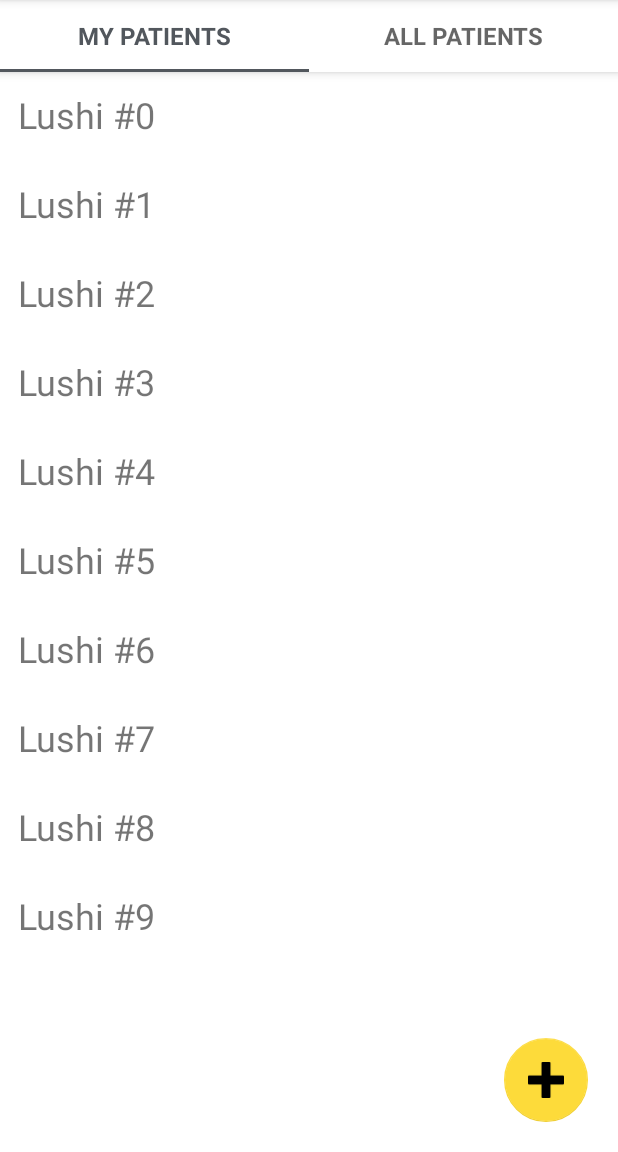
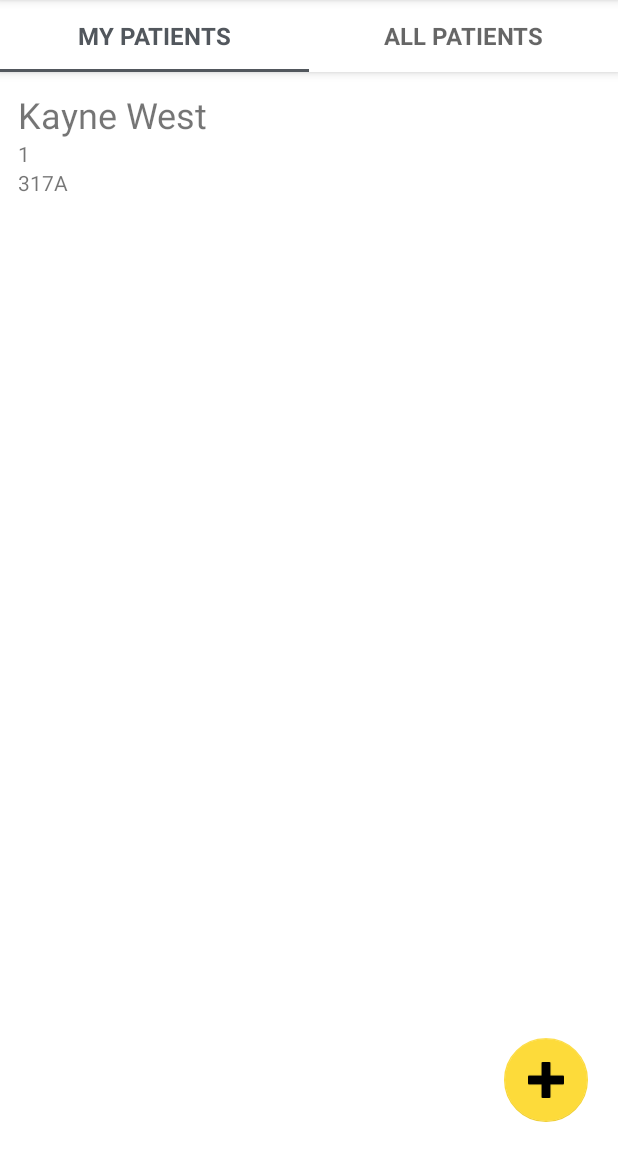
Before and after one commit to nameisko/ClinicalDataManagementAndroid, an Android app: the screen it shows after launch (CaoActivityViewInformation), after a tap on "BUTTON", on a phone screen of 412 x 824 dp, the part 84-1236 px from its top. Run offline under Robolectric (Android 15) with nearby library versions, the phone set to English and light mode, and no system bars; our stand-ins replace Room's generated code.

Commit message:
added-able to add new patients

```diff
--- a/lushilab4/src/main/java/lushi/cao/s301011302/CaoActivityViewInformation.java
+++ b/lushilab4/src/main/java/lushi/cao/s301011302/CaoActivityViewInformation.java
@@ -16,6 +16,7 @@ import java.util.List;
 
 import lushi.cao.s301011302.adapter.CaoPatientAdapter;
 import lushi.cao.s301011302.adapter.CaoTabAdapter;
+import lushi.cao.s301011302.model.Patient;
 
 public class CaoActivityViewInformation extends AppCompatActivity {
     FloatingActionButton addTestFab;
@@ -23,6 +24,7 @@ public class CaoActivityViewInformation extends AppCompatActivity {
     FloatingActionButton mainFab;
     boolean isFABOpen;
     CaoPatientAdapter adapter;
+    Patient patient;
 
     @Override
     protected void onCreate(Bundle savedInstanceState) {
--- a/lushilab4/src/main/java/lushi/cao/s301011302/LushiActivity.java
+++ b/lushilab4/src/main/java/lushi/cao/s301011302/LushiActivity.java
@@ -6,6 +6,8 @@ import android.content.Intent;
 import android.os.Bundle;
 import android.view.View;
 import android.widget.Button;
+
+import lushi.cao.s301011302.fragment.LushiPlaceholderFragment;
 
 public class LushiActivity extends AppCompatActivity {
 
--- /dev/null
+++ b/lushilab4/src/main/java/lushi/cao/s301011302/PatientViewModel.java
@@ -0,0 +1,41 @@
+package lushi.cao.s301011302;
+
+import android.app.Application;
+
+import androidx.annotation.NonNull;
+import androidx.appcompat.app.AppCompatActivity;
+import androidx.lifecycle.AndroidViewModel;
+import androidx.lifecycle.LiveData;
+import androidx.lifecycle.MutableLiveData;
+import androidx.lifecycle.ViewModel;
+
+import java.util.List;
+
+import lushi.cao.s301011302.data.PatientRepository;
+import lushi.cao.s301011302.model.Patient;
+
+public class PatientViewModel extends AndroidViewModel {
+
+    private PatientRepository repo;
+    private LiveData<List<Patient>> allPatients;
+    private LiveData<List<Patient>> myPatients;
+
+    public PatientViewModel(@NonNull Application application) {
+        super(application);
+        repo = new PatientRepository(application);
+        allPatients = repo.getAllPatients();
+        myPatients = repo.getMyPatients();
+    }
+
+    public void insert(Patient patient){
+        repo.insert(patient);
+    }
+
+    public LiveData<List<Patient>> getAllPatients(){
+        return allPatients;
+    }
+
+    public LiveData<List<Patient>> getMyPatients(){
+        return myPatients;
+    }
+}
--- a/lushilab4/src/main/java/lushi/cao/s301011302/adapter/CaoPatientAdapter.java
+++ b/lushilab4/src/main/java/lushi/cao/s301011302/adapter/CaoPatientAdapter.java
@@ -10,18 +10,21 @@ import android.widget.Toast;
 import androidx.annotation.NonNull;
 import androidx.recyclerview.widget.RecyclerView;
 
+import java.lang.reflect.Array;
 import java.util.ArrayList;
+import java.util.List;
 
 import lushi.cao.s301011302.R;
+import lushi.cao.s301011302.model.Patient;
 
 public class CaoPatientAdapter extends RecyclerView.Adapter<CaoPatientAdapter.ViewHolder> {
-    ArrayList<String> users;
+    private List<Patient> patients =  new ArrayList<>();
     Context context;
 
-    public CaoPatientAdapter(Context c, ArrayList<String> list){
-        this.users = list;
-        this.context = c;
-    }
+//    public CaoPatientAdapter(Context c, List<Patient> patientList){
+//        patients = patientList;
+//        this.context = c;
+//    }
 
     @Override
     public CaoPatientAdapter.ViewHolder onCreateViewHolder(ViewGroup parent, int viewType){
@@ -31,22 +34,32 @@ public class CaoPatientAdapter extends RecyclerView.Adapter<CaoPatientAdapter.Vi
 
     @Override
     public void onBindViewHolder(CaoPatientAdapter.ViewHolder holder, int position){
-        holder.first.setText(users.get(position));
-        holder.last.setText("hi");
+        String name = patients.get(position).getFirstName() + " " + patients.get(position).getLastName();
+        holder.fullName.setText(name);
+        holder.docId.setText(String.valueOf(patients.get(position).getDoctorID()));
+        holder.room.setText(patients.get(position).getRoom());
     }
 
     @Override
     public int getItemCount(){
-        return users.size();
+        return patients.size();
+    }
+
+    public void setPatients(List<Patient> patients){
+        this.patients = patients;
+        notifyDataSetChanged();
     }
 
     public class ViewHolder extends RecyclerView.ViewHolder{
-        public TextView first;
-        public TextView last;
+        public TextView fullName;
+        public TextView docId;
+        public TextView room;
+
         public ViewHolder(View itemView){
             super(itemView);
-            first = itemView.findViewById(R.id.lushiFirstTv);
-            last = itemView.findViewById(R.id.lushiLastTv);
+            fullName = itemView.findViewById(R.id.lushiFullNameTV);
+            docId = itemView.findViewById(R.id.lushiDoctorIDTV);
+            room = itemView.findViewById(R.id.lushiPatientRoomTV);
         }
     }
 }
--- /dev/null
+++ b/lushilab4/src/main/java/lushi/cao/s301011302/data/AppDatabase.java
@@ -0,0 +1,61 @@
+package lushi.cao.s301011302.data;
+
+import android.content.Context;
+import android.os.AsyncTask;
+
+import androidx.annotation.NonNull;
+import androidx.room.Database;
+import androidx.room.Room;
+import androidx.room.RoomDatabase;
+import androidx.sqlite.db.SupportSQLiteDatabase;
+
+import java.util.concurrent.Executor;
+import java.util.concurrent.Executors;
+
+import lushi.cao.s301011302.model.Patient;
+
+@Database(entities = {Patient.class}, version = 1, exportSchema = false)
+public abstract class AppDatabase extends RoomDatabase {
+    private static AppDatabase instance;
+    private static final String DATABASE_NAME = "appdb";
+    public abstract PatientDao patientDao();
+
+    public synchronized static AppDatabase getInstance(Context context) {
+        if (instance == null) {
+            instance = buildDatabase(context);
+        }
+        return instance;
+    }
+
+    private static AppDatabase buildDatabase(final Context context) {
+        return Room.databaseBuilder(context,
+                AppDatabase.class,
+                DATABASE_NAME)
+                .fallbackToDestructiveMigration()
+                .addCallback(new Callback() {
+                    @Override
+                    public void onCreate(@NonNull SupportSQLiteDatabase db) {
+                        super.onCreate(db);
+                        new PrepopulateAsyncTask(instance).execute();
+                    }
+                })
+                .build();
+    }
+
+    private static class PrepopulateAsyncTask extends AsyncTask<Void, Void, Void>{
+        private PatientDao patientDao;
+
+        private PrepopulateAsyncTask(AppDatabase db){
+            patientDao = db.patientDao();
+        }
+
+        @Override
+        protected Void doInBackground(Void... voids){
+            patientDao.insert(new Patient(2,"Billy", "Bill", "315A"));
+            patientDao.insert(new Patient(2,"Donald", "Trump", "400B"));
+            patientDao.insert(new Patient(3,"Cristiano", "Ronaldo", "315A"));
+            patientDao.insert(new Patient(1,"Kayne", "West", "317A"));
+            return null;
+        }
+    }
+}
--- /dev/null
+++ b/lushilab4/src/main/java/lushi/cao/s301011302/data/PatientDao.java
@@ -0,0 +1,26 @@
+package lushi.cao.s301011302.data;
+
+import androidx.lifecycle.LiveData;
+import androidx.room.Dao;
+import androidx.room.Insert;
+import androidx.room.Query;
+
+import java.util.List;
+
+import lushi.cao.s301011302.model.Patient;
+
+@Dao
+public interface PatientDao {
+
+    @Query("SELECT * FROM patient")
+    LiveData<List<Patient>> getAllPatients();
+
+    @Query("SELECT * FROM patient WHERE doctor_id == 1")
+    LiveData<List<Patient>> getMyPatients();
+
+    @Insert
+    void insert(Patient patient);
+
+    @Insert
+    void insertAll(Patient... patients);
+}
--- /dev/null
+++ b/lushilab4/src/main/java/lushi/cao/s301011302/data/PatientRepository.java
@@ -0,0 +1,51 @@
+package lushi.cao.s301011302.data;
+
+import android.app.Application;
+import android.os.AsyncTask;
+
+import androidx.appcompat.app.AppCompatActivity;
+import androidx.lifecycle.LiveData;
+
+import java.util.List;
+
+import lushi.cao.s301011302.model.Patient;
+
+public class PatientRepository {
+    private PatientDao patientDao;
+    private LiveData<List<Patient>> allPatients;
+    private LiveData<List<Patient>> myPatients;
+
+    public PatientRepository(Application application){
+        AppDatabase db = AppDatabase.getInstance(application);
+        patientDao = db.patientDao();
+        allPatients = patientDao.getAllPatients();
+        myPatients = patientDao.getMyPatients();
+    }
+
+    public void insert(Patient patient){
+
+        new InsertPatientAsyncTask(patientDao).execute(patient);
+    }
+
+    public LiveData<List<Patient>> getAllPatients(){
+        return allPatients;
+    }
+
+    public LiveData<List<Patient>> getMyPatients(){
+        return myPatients;
+    }
+
+    private static class InsertPatientAsyncTask extends AsyncTask<Patient, Void, Void>{
+        private PatientDao patientDao;
+
+        private InsertPatientAsyncTask(PatientDao dao){
+            patientDao = dao;
+        }
+
+        @Override
+        protected Void doInBackground(Patient... patients){
+            patientDao.insert(patients[0]);
+            return null;
+        }
+    }
+}
--- a/lushilab4/src/main/java/lushi/cao/s301011302/fragment/LushiPlaceholderFragment.java
+++ b/lushilab4/src/main/java/lushi/cao/s301011302/fragment/LushiPlaceholderFragment.java
@@ -2,30 +2,48 @@ package lushi.cao.s301011302.fragment;
 
 import androidx.annotation.NonNull;
 import androidx.fragment.app.Fragment;
+import androidx.lifecycle.LiveData;
+import androidx.lifecycle.Observer;
+
+import androidx.lifecycle.ViewModelProviders;
 import androidx.recyclerview.widget.LinearLayoutManager;
 import androidx.recyclerview.widget.RecyclerView;
+import androidx.room.Room;
 
+import android.app.Application;
 import android.content.Context;
+import android.content.Intent;
+import android.content.SharedPreferences;
 import android.os.Bundle;
+import android.os.PatternMatcher;
 import android.view.LayoutInflater;
 import android.view.View;
 import android.view.ViewGroup;
+import android.widget.Button;
 import android.widget.Toast;
 
 import java.util.ArrayList;
+import java.util.List;
 
-import lushi.cao.s301011302.CaoPageViewModel;
+import lushi.cao.s301011302.CaoAddPatient;
+import lushi.cao.s301011302.PatientViewModel;
 import lushi.cao.s301011302.R;
 import lushi.cao.s301011302.adapter.CaoPatientAdapter;
+import lushi.cao.s301011302.data.AppDatabase;
+import lushi.cao.s301011302.data.PatientDao;
+import lushi.cao.s301011302.model.Patient;
+
+import static android.app.Activity.RESULT_OK;
 
 public class LushiPlaceholderFragment extends Fragment {
 
+    SharedPreferences sharedPref;
     private static final String ARG_SECTION_NUMBER = "section_number";
-
-    private CaoPageViewModel pageViewModel;
     RecyclerView recylcerView;
     CaoPatientAdapter adapter;
-    ArrayList<String> users;
+    List<Patient> patients;
+    AppDatabase db;
+    PatientViewModel patientViewModel;
 
     public static LushiPlaceholderFragment newInstance(int index) {
         LushiPlaceholderFragment fragment = new LushiPlaceholderFragment();
@@ -37,29 +55,37 @@ public class LushiPlaceholderFragment extends Fragment {
 
     @Override
     public void onCreate(Bundle savedInstanceState) {
+
         super.onCreate(savedInstanceState);
     }
 
     @Override
     public View onCreateView(@NonNull LayoutInflater inflater, ViewGroup container, Bundle savedInstanceState) {
-        View root;
         Context context = getContext();
+        View root = inflater.inflate(R.layout.patient_fragment, container, false);
+        recylcerView = root.findViewById(R.id.lushiRecyclerView);
+        recylcerView.setLayoutManager(new LinearLayoutManager(getContext()));
+        adapter = new CaoPatientAdapter();
+        recylcerView.setAdapter(adapter);
+        patientViewModel = ViewModelProviders.of(getActivity()).get(PatientViewModel.class);
         switch (getArguments().getInt(ARG_SECTION_NUMBER)){
             case 1:
-                root = inflater.inflate(R.layout.patient_fragment, container, false);
-                recylcerView = root.findViewById(R.id.lushiRecyclerView);
-                users = new ArrayList<>();
-                for (int i = 0; i < 10; i++) {
-                    users.add("Lushi #"+i);
-                }
-                recylcerView.setLayoutManager(new LinearLayoutManager(getContext()));
-                adapter = new CaoPatientAdapter(context,users);
-                recylcerView.setAdapter(adapter);
-//                Toast toast = Toast.makeText(getContext(), "fragment1 started: ", Toast.LENGTH_SHORT);
-//                toast.show();
+                patientViewModel.getMyPatients().observe(getActivity(), new Observer<List<Patient>>() {
+                    @Override
+                    public void onChanged(List<Patient> patients) {
+                        //update recycler view
+                        adapter.setPatients(patients);
+                    }
+                });
                 break;
             default:
-                root = inflater.inflate(R.layout.patient_fragment, container, false);
+                patientViewModel.getAllPatients().observe(getActivity(), new Observer<List<Patient>>() {
+                    @Override
+                    public void onChanged(List<Patient> patients) {
+                        //update recycler view
+                        adapter.setPatients(patients);
+                    }
+                });
                 break;
         }
         return root;
--- /dev/null
+++ b/lushilab4/src/main/java/lushi/cao/s301011302/model/Patient.java
@@ -0,0 +1,49 @@
+package lushi.cao.s301011302.model;
+
+import androidx.room.ColumnInfo;
+import androidx.room.Entity;
+import androidx.room.PrimaryKey;
+
+@Entity
+public class Patient {
+
+    @PrimaryKey(autoGenerate = true)
+    private int patientID;
+
+    @ColumnInfo(name = "doctor_id")
+    private int doctorID;
+
+    @ColumnInfo(name = "first_name")
+    private String firstName;
+
+    @ColumnInfo(name = "last_name")
+    private String lastName;
+
+    @ColumnInfo(name = "room")
+    private String room;
+
+    public Patient(){}
+
+    public Patient(int docId, String firstName, String lastName, String room) {
+        this.doctorID = docId;
+        this.firstName = firstName;
+        this.lastName = lastName;
+        this.room = room;
+    }
+
+    public int getPatientID(){return patientID;}
+    public void setPatientID(int id){patientID = id;}
+
+    public int getDoctorID(){return doctorID;}
+    public void setDoctorID(int id){doctorID = id;}
+
+    public String getFirstName(){return firstName;}
+    public void setFirstName(String first){ firstName = first;}
+
+    public String getLastName(){return lastName;}
+    public void setLastName(String last){lastName = last;}
+
+    public String getRoom(){return room;}
+    public void setRoom(String r){room = r;}
+
+}
--- a/lushilab4/src/main/res/layout/patient_list.xml
+++ b/lushilab4/src/main/res/layout/patient_list.xml
@@ -3,16 +3,19 @@
     android:layout_width="match_parent"
     android:layout_height="wrap_content"
     android:padding="12dp"
-    android:orientation="horizontal">
+    android:orientation="vertical">
     <TextView
-        android:id="@+id/lushiFirstTv"
-        android:layout_width="match_parent"
+        android:id="@+id/lushiFullNameTV"
+        android:layout_width="wrap_content"
         android:layout_height="wrap_content"
         android:textSize="24sp"/>
+
     <TextView
-        android:id="@+id/lushiLastTv"
+        android:id="@+id/lushiDoctorIDTV"
         android:layout_width="match_parent"
-        android:layout_height="wrap_content"
-        android:text="hello"/>
-
+        android:layout_height="wrap_content"/>
+    <TextView
+        android:id="@+id/lushiPatientRoomTV"
+        android:layout_width="match_parent"
+        android:layout_height="wrap_content"/>
 </LinearLayout>
```
Also changed, not shown: lushilab4/build.gradle (+49 -10 lines), lushilab4/src/main/java/lushi/cao/s301011302/CaoAddPatient.java (+43 -6 lines), lushilab4/src/main/java/lushi/cao/s301011302/CaoPageViewModel.java (deleted, +0 -26 lines), lushilab4/src/main/java/lushi/cao/s301011302/fragment/LushiPatientFragment.java (+0 -9 lines), lushilab4/src/main/res/layout/activity_cao_add_patient.xml (+11 -2 lines).
